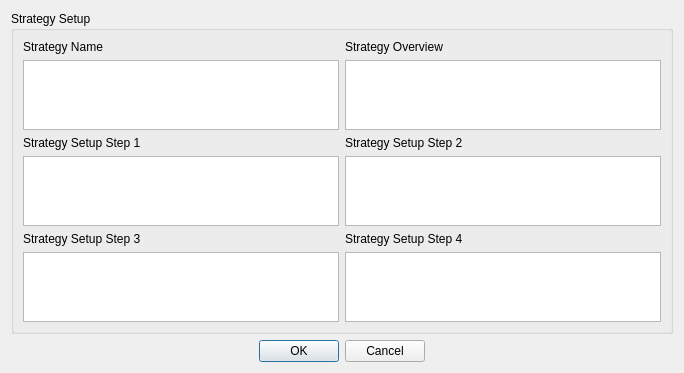
Before: the Qt Designer form app/dialog.ui in A-Ghazi/Trade-Manager, drawn with Qt 5.
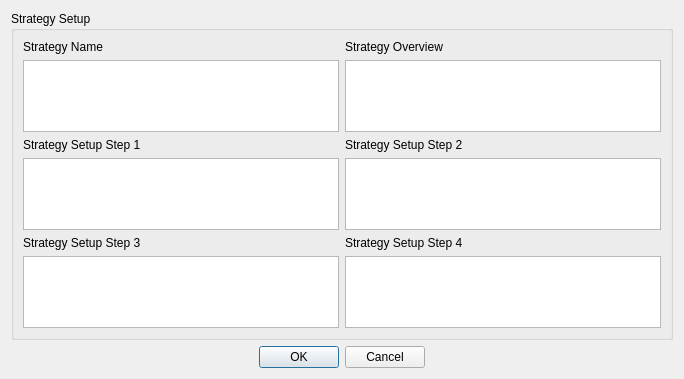
After: the same form once the commit is applied.

Commit message: New functional dialog window which will allow users to remove strategies that are stored, not yet fully functional but WIP

Diff of the .ui file:
```diff
--- a/app/dialog.ui
+++ b/app/dialog.ui
@@ -7,7 +7,7 @@
     <x>0</x>
     <y>0</y>
     <width>684</width>
-    <height>341</height>
+    <height>379</height>
    </rect>
   </property>
   <property name="windowTitle">
```
Left out of the diff: 8 changed lines with no effect on the pictures. The commit also changes 6 other files.
